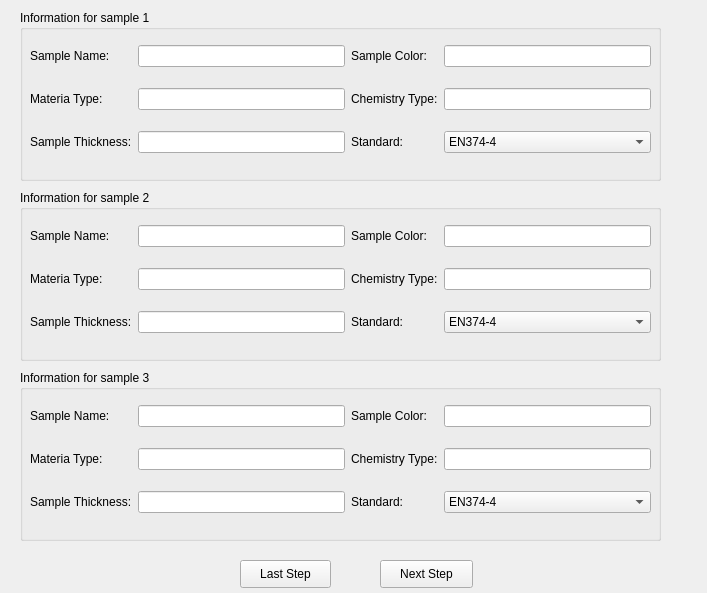
The window that Ui/sample_information_input.ui (tahyuu/glove_test) describes before a commit, drawn with Qt 5.
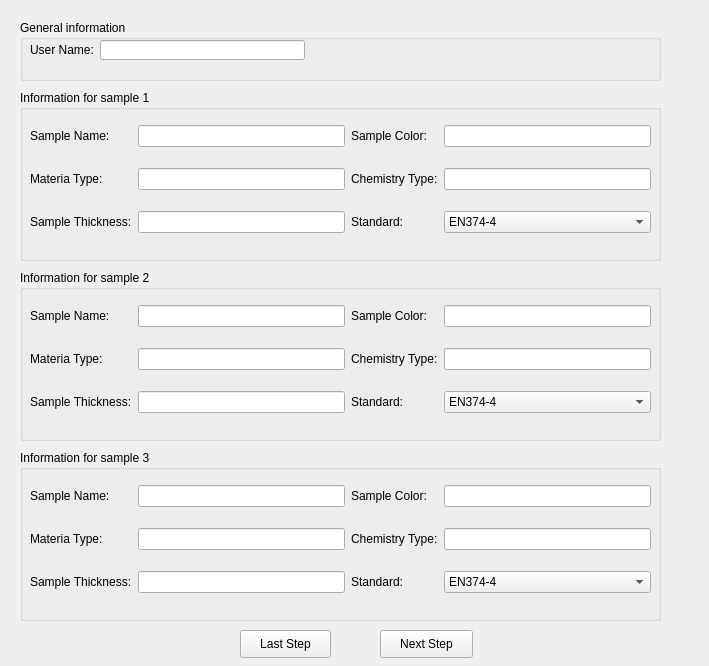
The same window after the commit.

What changed in the file:
```diff
--- a/Ui/sample_information_input.ui
+++ b/Ui/sample_information_input.ui
@@ -6,8 +6,8 @@
    <rect>
     <x>0</x>
     <y>0</y>
-    <width>707</width>
-    <height>593</height>
+    <width>709</width>
+    <height>666</height>
    </rect>
   </property>
   <property name="windowTitle">
@@ -17,7 +17,7 @@
    <property name="geometry">
     <rect>
      <x>20</x>
-     <y>10</y>
+     <y>90</y>
      <width>641</width>
      <height>171</height>
     </rect>
@@ -125,7 +125,7 @@
    <property name="geometry">
     <rect>
      <x>20</x>
-     <y>190</y>
+     <y>270</y>
      <width>641</width>
      <height>171</height>
     </rect>
@@ -233,7 +233,7 @@
    <property name="geometry">
     <rect>
      <x>20</x>
-     <y>370</y>
+     <y>450</y>
      <width>641</width>
      <height>171</height>
     </rect>
@@ -341,7 +341,7 @@
    <property name="geometry">
     <rect>
      <x>380</x>
-     <y>560</y>
+     <y>630</y>
      <width>93</width>
      <height>28</height>
     </rect>
@@ -354,7 +354,7 @@
    <property name="geometry">
     <rect>
      <x>240</x>
-     <y>560</y>
+     <y>630</y>
      <width>91</width>
      <height>28</height>
     </rect>
@@ -363,12 +363,42 @@
     <string>Last Step</string>
    </property>
   </widget>
-  <zorder>groupBox</zorder>
-  <zorder>groupBox_2</zorder>
-  <zorder>layoutWidget_3</zorder>
-  <zorder>groupBox_3</zorder>
-  <zorder>pushButton</zorder>
-  <zorder>pushButton_2</zorder>
+  <widget class="QGroupBox" name="groupBox_4">
+   <property name="geometry">
+    <rect>
+     <x>20</x>
+     <y>20</y>
+     <width>641</width>
+     <height>61</height>
+    </rect>
+   </property>
+   <property name="title">
+    <string>General information</string>
+   </property>
+   <widget class="QLabel" name="label_13">
+    <property name="geometry">
+     <rect>
+      <x>10</x>
+      <y>20</y>
+      <width>102</width>
+      <height>20</height>
+     </rect>
+    </property>
+    <property name="text">
+     <string>User Name:</string>
+    </property>
+   </widget>
+   <widget class="QLineEdit" name="lineEdit_11">
+    <property name="geometry">
+     <rect>
+      <x>80</x>
+      <y>20</y>
+      <width>205</width>
+      <height>20</height>
+     </rect>
+    </property>
+   </widget>
+  </widget>
  </widget>
  <resources/>
  <connections>
```
